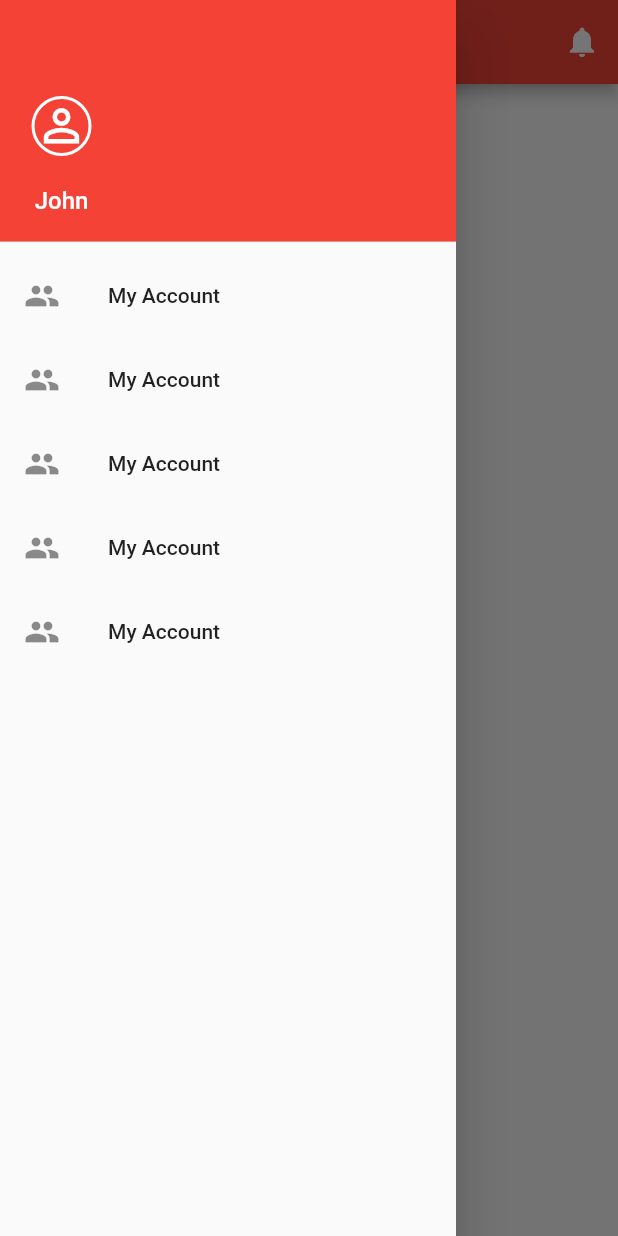
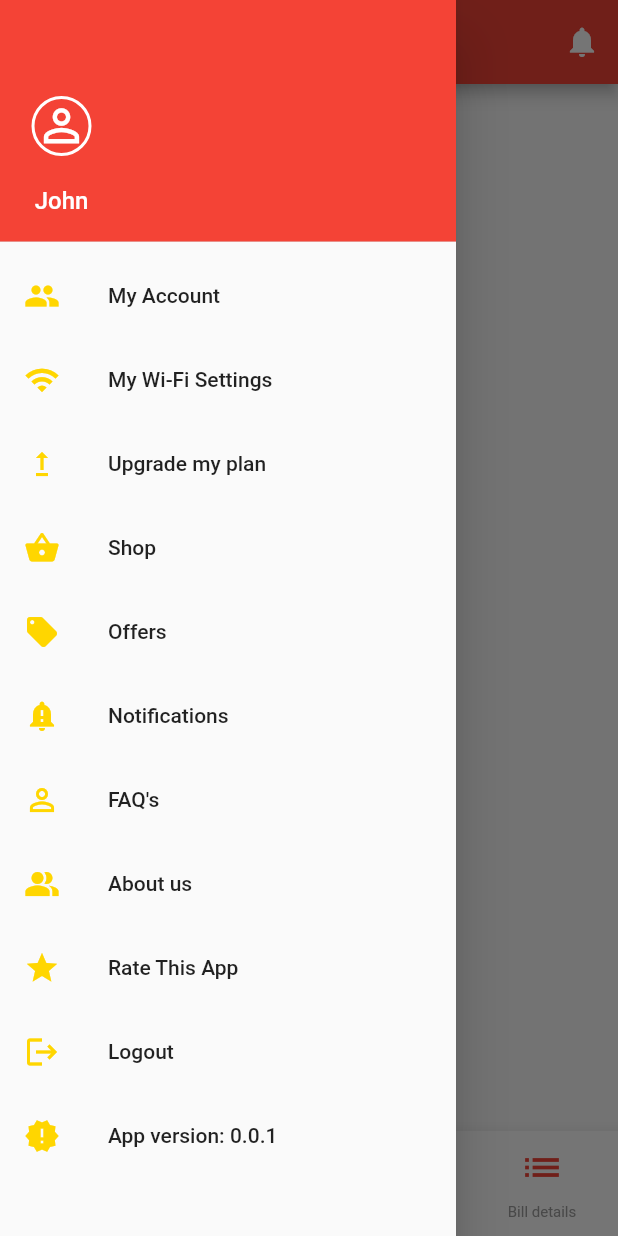
Before and after one commit to mistrypavankumar/act_fibernet_ui_clone, a Flutter app: the screen it shows after launch, with the side drawer open, on a phone screen of 412 x 824 dp. Run offline on Flutter 3.47's test engine with Material 2 defaults, Android fonts, the phone set to English and light mode, and no system bars.

Commit message:
Added bottom Navbar

```diff
--- a/lib/screens/home.dart
+++ b/lib/screens/home.dart
@@ -6,6 +6,7 @@ class HomeScreen extends StatefulWidget {
 }
 
 class _HomeScreenState extends State<HomeScreen> {
+  bool isClicked = true;
   @override
   Widget build(BuildContext context) {
     return Container(
@@ -67,11 +68,105 @@ class _HomeScreenState extends State<HomeScreen> {
                 ),
               ),
               buildListTile("My Account", Icons.people, () {}),
-              buildListTile("My Account", Icons.people, () {}),
-              buildListTile("My Account", Icons.people, () {}),
-              buildListTile("My Account", Icons.people, () {}),
-              buildListTile("My Account", Icons.people, () {}),
+              buildListTile("My Wi-Fi Settings", Icons.wifi, () {}),
+              buildListTile("Upgrade my plan", Icons.upgrade, () {}),
+              buildListTile("Shop", Icons.shopping_basket, () {}),
+              buildListTile("Offers", Icons.local_offer, () {}),
+              buildListTile(
+                  "Notifications", Icons.notification_important, () {}),
+              buildListTile("FAQ's", Icons.perm_identity, () {}),
+              buildListTile("About us", Icons.people_alt, () {}),
+              buildListTile("Rate This App", Icons.star, () {}),
+              buildListTile("Logout", Icons.logout, () {}),
+              buildListTile("App version: 0.0.1", Icons.new_releases, () {}),
             ],
+          ),
+        ),
+        bottomNavigationBar: BottomAppBar(
+          color: Colors.white,
+          child: Container(
+            height: 70.0,
+            child: Row(
+              mainAxisAlignment: MainAxisAlignment.spaceAround,
+              children: [
+                Column(
+                  children: [
+                    IconButton(
+                      icon: Icon(
+                        Icons.home_outlined,
+                        size: 30.0,
+                        color: Colors.red,
+                      ),
+                      onPressed: () {},
+                    ),
+                    Text(
+                      "Home",
+                      style: TextStyle(
+                        fontSize: 10,
+                        color: Colors.red,
+                      ),
+                    ),
+                  ],
+                ),
+                Column(
+                  children: [
+                    IconButton(
+                      icon: Icon(
+                        Icons.support_agent,
+                        size: 30.0,
+                        color: Colors.grey,
+                      ),
+                      onPressed: () {},
+                    ),
+                    Text(
+                      "Support",
+                      style: TextStyle(
+                        fontSize: 10,
+                        color: Colors.grey,
+                      ),
+                    ),
+                  ],
+                ),
+                Column(
+                  children: [
+                    IconButton(
+                      icon: Icon(
+                        Icons.east_rounded,
+                        size: 30.0,
+                        color: Colors.grey,
+                      ),
+                      onPressed: () {},
+                    ),
+                    Text(
+                      "Refer & Earn",
+                      style: TextStyle(
+                        fontSize: 10,
+                        color: Colors.grey,
+                      ),
+                    ),
+                  ],
+                ),
+                Column(
+                  children: [
+                    IconButton(
+                      icon: Icon(
+                        Icons.list,
+                        size: 30.0,
+                        color: isClicked ? Colors.red : Colors.grey[600],
+                      ),
+                      onPressed: () {},
+                    ),
+                    Text(
+                      "Bill details",
+                      style: TextStyle(
+                        fontSize: 10,
+                        color: Colors.grey,
+                      ),
+                    ),
+                  ],
+                ),
+              ],
+            ),
           ),
         ),
       ),
@@ -81,7 +176,7 @@ class _HomeScreenState extends State<HomeScreen> {
   ListTile buildListTile(String title, icon, Function onTap) {
     return ListTile(
       title: Text(title),
-      leading: Icon(icon),
+      leading: Icon(icon, color: Colors.yellowAccent[700]),
       onTap: onTap,
     );
   }
```
Also changed, not shown: lib/widgets/list_Tile.dart (deleted).
